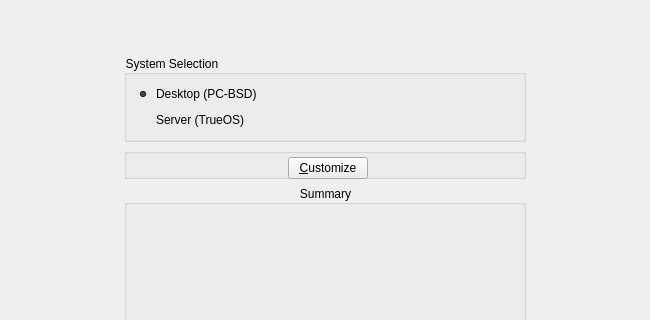
First picture: the form in src-qt4/pc-installgui/installer.ui, repository trueos/pcbsd, before the edit; both pictures show x 0 to 650 and y 0 to 320 of the 650 by 542 pixel window.
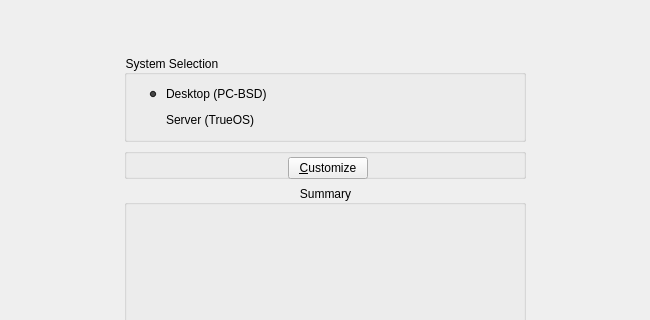
Second picture: the form after the edit. Icons and pictures are not drawn.

Commit message: Update some cosmetic UI elements for the installer

The edit to the form file:
```diff
--- a/src-qt4/pc-installgui/installer.ui
+++ b/src-qt4/pc-installgui/installer.ui
@@ -549,7 +549,7 @@
            <string>System Selection</string>
           </property>
           <layout class="QGridLayout" name="gridLayout_5">
-           <item row="0" column="0">
+           <item row="0" column="1">
             <widget class="QRadioButton" name="radioDesktop">
              <property name="text">
               <string>Desktop (PC-BSD)</string>
@@ -569,7 +569,7 @@
              </property>
             </widget>
            </item>
-           <item row="1" column="0">
+           <item row="1" column="1">
             <widget class="QRadioButton" name="radioServer">
              <property name="text">
               <string>Server (TrueOS)</string>
@@ -586,6 +586,22 @@
              </property>
             </widget>
            </item>
+           <item row="0" column="0" rowspan="2">
+            <spacer name="horizontalSpacer_26">
+             <property name="orientation">
+              <enum>Qt::Horizontal</enum>
+             </property>
+             <property name="sizeType">
+              <enum>QSizePolicy::Fixed</enum>
+             </property>
+             <property name="sizeHint" stdset="0">
+              <size>
+               <width>10</width>
+               <height>20</height>
+              </size>
+             </property>
+            </spacer>
+           </item>
           </layout>
          </widget>
         </item>
@@ -640,7 +656,7 @@
              <bool>false</bool>
             </property>
             <property name="styleSheet">
-             <string notr="true">background-color: rgb(238, 238, 238);</string>
+             <string notr="true"/>
             </property>
             <property name="text">
              <string>&amp;Customize</string>
```
